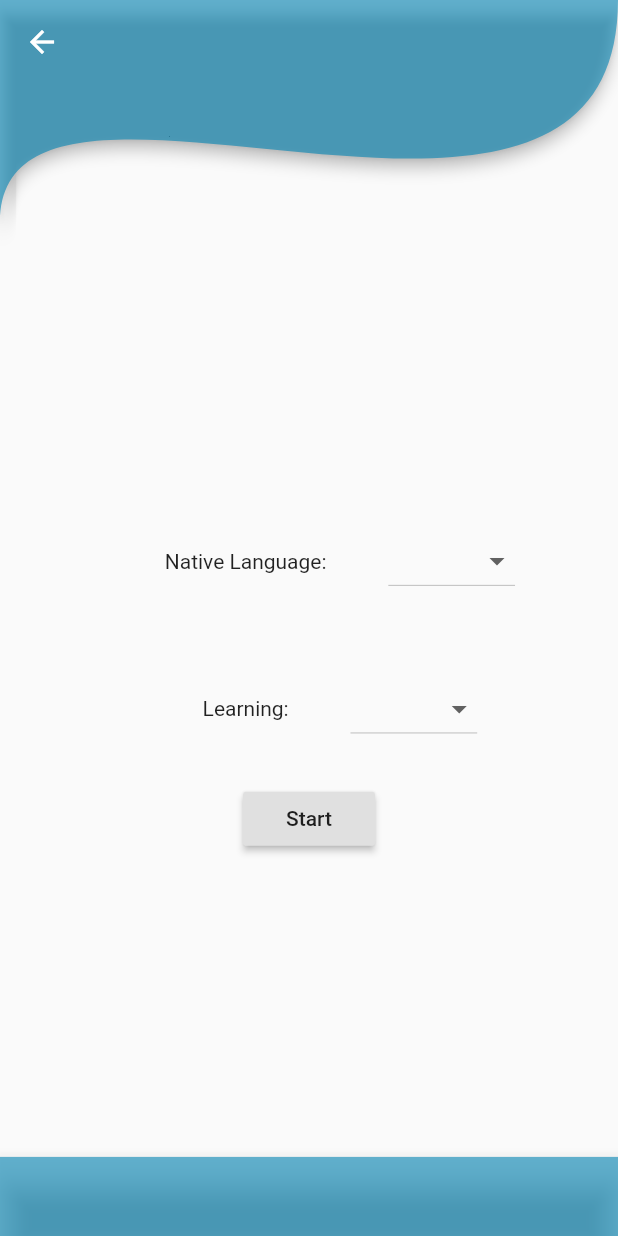
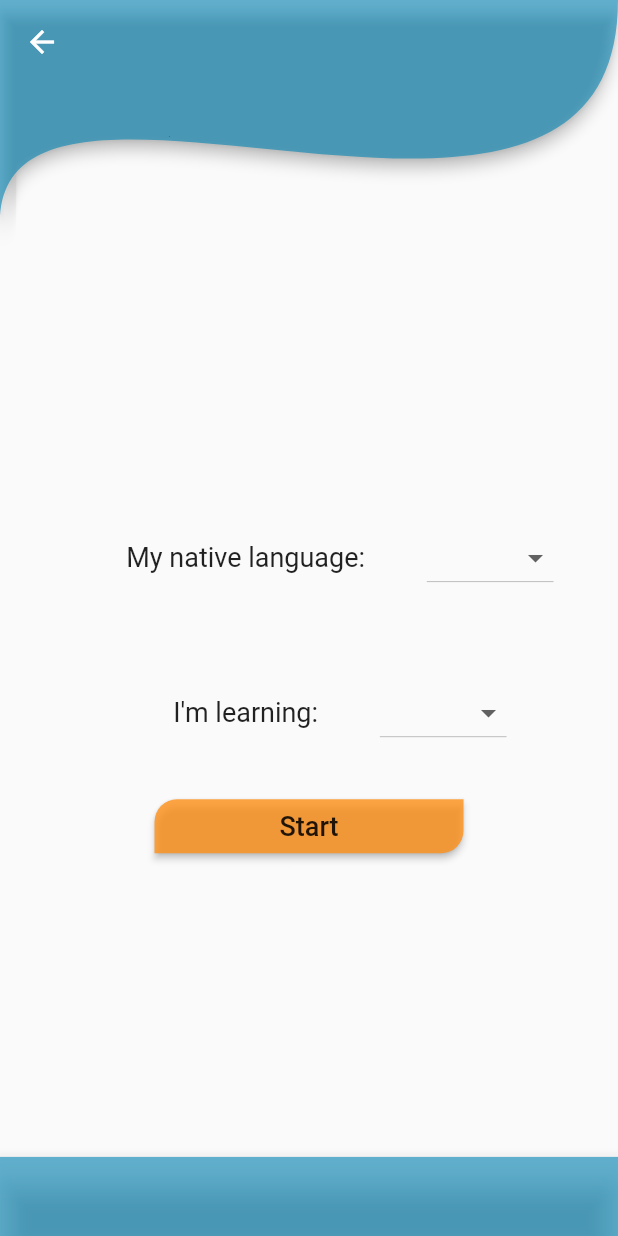
Before and after one commit to jdarangop/franle_app, a Flutter app: the SelectScreen screen opened directly, on a phone screen of 412 x 824 dp. Run offline on Flutter 3.47's test engine with Material 2 defaults, Android fonts, the phone set to English and light mode, and no system bars; our stand-ins replace flutter_tts, google_fonts; missing offline and left inert: speech_recognition; network calls fail; Roboto replaces fonts that are missing (Manjari).

Commit message:
Change the tts config and select screen

```diff
--- a/lib/chat/bubble.dart
+++ b/lib/chat/bubble.dart
@@ -4,8 +4,9 @@ import 'package:franle_app/voice/text2Speech.dart';
 class Bubble extends StatelessWidget {
   final String message;
   final send;
+  String language;
 
-  Bubble({this.message, this.send});
+  Bubble({this.message, this.send, this.language});
 
   @override
   Widget build(BuildContext context) {
@@ -48,7 +49,7 @@ class Bubble extends StatelessWidget {
               Padding(
                 padding: EdgeInsets.only(right: size * 0.25),
                 //padding: EdgeInsets.only(right: 200.0),
-                child: Text2Speech(text: message),
+                child: Text2Speech(text: message, language: language,),
               ),
             ],
           ),
--- a/lib/selection/selection_page.dart
+++ b/lib/selection/selection_page.dart
@@ -64,7 +64,7 @@ class SelectScreenState extends State<SelectScreen> {
             children: <Widget>[
               Padding(
                 padding: EdgeInsets.all(MediaQuery.of(context).size.width * 0.1),
-                child: Text('Native Language:'),
+                child: Text('My native language:', style: GoogleFonts.manjari(fontSize: 18),),
               ),
               DropdownButton(
                 value: _nativeLanguage,
@@ -86,7 +86,7 @@ class SelectScreenState extends State<SelectScreen> {
             children: <Widget>[
               Padding(
                 padding: EdgeInsets.all(MediaQuery.of(context).size.width * 0.1),
-                child: Text('Learning:'),
+                child: Text('I\'m learning:', style: GoogleFonts.manjari(fontSize: 18),),
               ),
               DropdownButton(
                 value: _learningLanguage,
@@ -106,7 +106,16 @@ class SelectScreenState extends State<SelectScreen> {
                 },)
             ],
           ),
-          RaisedButton(
+          Container(
+            width: MediaQuery.of(context).size.width * 0.5,
+            child: RaisedButton(
+              color: Color.fromRGBO(255, 144, 25, 0.8),
+              shape: RoundedRectangleBorder(
+                borderRadius: BorderRadius.only(
+                  topLeft: Radius.circular(15),
+                  bottomRight: Radius.circular(15)
+                ),
+              ),
               onPressed: () {
                 Navigator.push(
                   context,
@@ -115,7 +124,8 @@ class SelectScreenState extends State<SelectScreen> {
                     username: username)),
                 );
               },
-            child: Text('Start'),)
+              child: Text('Start', style: GoogleFonts.manjari(fontSize: 18),),)
+          ),
         ],
       ),
     );
```
Also changed, not shown: lib/chat/chatfranle.dart (+24 -12 lines), lib/voice/text2Speech.dart (+6 -4 lines). Lines whose indentation alone changed are shown as unchanged.
